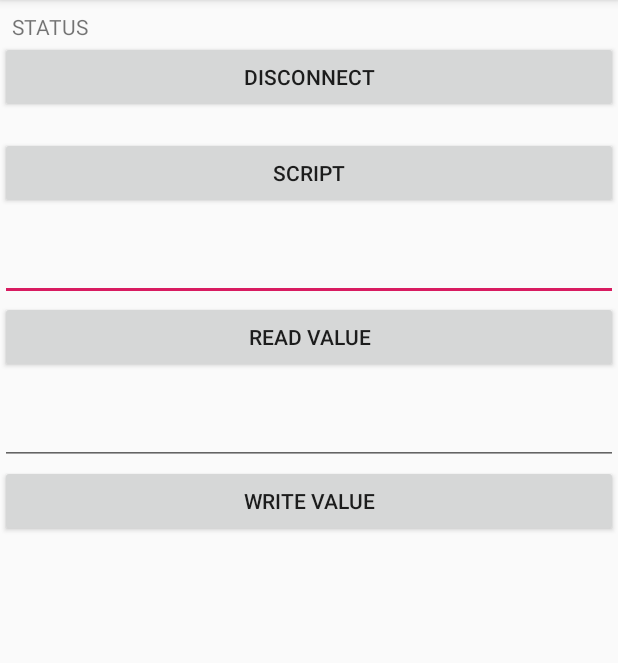
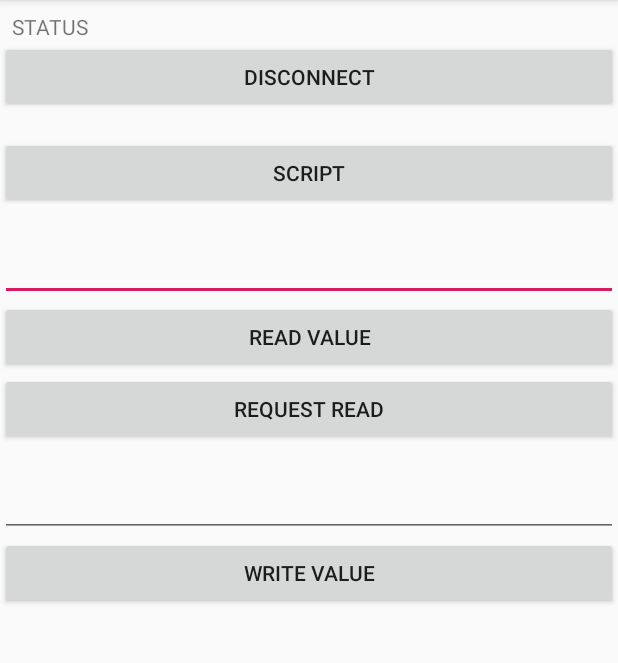
Before and after one commit to savejeff/Simple_Android_BLE_Example, an Android app: the screen it shows after launch (Main2Activity), on a phone screen of 412 x 824 dp, the part 84-747 px from its top. Run offline under Robolectric (Android 15) with nearby library versions, the phone set to English and light mode, and no system bars.

Commit message:
UART RX and TX working -> USE THIS TO BRANCH for EXAMPLE

```diff
--- a/app/src/main/java/com/example/test_ble/Main2Activity.java
+++ b/app/src/main/java/com/example/test_ble/Main2Activity.java
@@ -30,7 +30,8 @@ public class Main2Activity extends AppCompatActivity {
 
 
     String TAG = "BLE";
-    String YOUR_DEVICE_NAME = "BlueJeff";
+    //String YOUR_DEVICE_NAME = "BlueJeff";
+    String YOUR_DEVICE_NAME = "UART Service";
 
     //Bluetooth's variables
     BluetoothAdapter bluetoothAdapter;
@@ -50,9 +51,23 @@ public class Main2Activity extends AppCompatActivity {
     //final UUID DESCRIPTOR_UUID_ID = UUID.fromString("ec6e1003-884b-4a1c-850f-1cfce9cf6567");
     //final UUID SERVICE_UUID = UUID.fromString("6E400001-B5A3-F393-E0A9-E50E24DCCA9E");
     //final UUID CHARACTERISTIC_UUID_ID = UUID.fromString("6E400003-B5A3-F393-E0A9-E50E24DCCA9E");
-    final UUID SERVICE_UUID = UUID.fromString("4fafc201-1fb5-459e-8fcc-c5c9c331914b");
-    final UUID CHARACTERISTIC_UUID_ID = UUID.fromString("beb5483e-36e1-4688-b7f5-ea07361b26a8");
-    //final UUID DESCRIPTOR_UUID_ID = UUID.fromString("ec6e1003-884b-4a1c-850f-1cfce9cf6567");
+
+
+    //Test_ESP_BLE_server
+    //final UUID SERVICE_UUID = UUID.fromString("4fafc201-1fb5-459e-8fcc-c5c9c331914b");
+    //final UUID CHARACTERISTIC_UUID_ID = UUID.fromString("beb5483e-36e1-4688-b7f5-ea07361b26a8");
+
+
+
+    //Test_ESP_BLE_uart
+    final UUID SERVICE_UUID = UUID.fromString("6E400001-B5A3-F393-E0A9-E50E24DCCA9E");
+    //final UUID CHARACTERISTIC_UUID_ID = UUID.fromString("6E400003-B5A3-F393-E0A9-E50E24DCCA9E"); //TX
+    final UUID CHARACTERISTIC_UUID_ID = UUID.fromString("6E400002-B5A3-F393-E0A9-E50E24DCCA9E"); //RX
+
+    final UUID DESCRIPTOR_UUID_ID = UUID.fromString("00002902-0000-1000-8000-00805f9b34fb");
+
+
+
 
 
     TextView TV_Out;
@@ -135,6 +150,15 @@ public class Main2Activity extends AppCompatActivity {
 
         ((EditText) findViewById(R.id.ET_Value_Out)).setText("Result: '" + value_string + "'");
 
+    }
+
+
+
+    public void B_RQST_ReadValue_onClick(View v)
+    {
+        Log.e(TAG, "RQST Read Value");
+
+        gattClient.readCharacteristic(characteristic);
     }
 
     public void B_WriteValue_onClick(View v)
@@ -277,11 +301,24 @@ public class Main2Activity extends AppCompatActivity {
             Log.e(TAG,"onServicesDiscovered() getting characteristic");
             characteristic = service.getCharacteristic(CHARACTERISTIC_UUID_ID);
 
-            Log.e(TAG,"onServicesDiscovered() requesting read of characteristic");
-            gatt.readCharacteristic(characteristic);
+            //Log.e(TAG,"onServicesDiscovered() requesting read of characteristic");
+            //gatt.readCharacteristic(characteristic);
 
             Log.e(TAG,"onServicesDiscovered() enable Notification on characteristic");
             gatt.setCharacteristicNotification(characteristic, true);
+
+
+            //Enable Notification for UART TX
+            BluetoothGattDescriptor _descriptor = characteristic.getDescriptor(DESCRIPTOR_UUID_ID);
+            if(_descriptor != null) {
+                Log.e(TAG, "onServicesDiscovered() Write to Descriptor ENABLE_NOTIFICATION_VALUE");
+                _descriptor.setValue(BluetoothGattDescriptor.ENABLE_NOTIFICATION_VALUE);
+                gatt.writeDescriptor(_descriptor);
+            }
+            else
+            {
+                Log.e(TAG, "onServicesDiscovered() descriptor == null");
+            }
 
             Log.e(TAG, "onServicesDiscovered(): Permissions=" + characteristic.getPermissions());
 
@@ -351,6 +388,8 @@ public class Main2Activity extends AppCompatActivity {
             else
                 Log.e(TAG,"onServicesDiscovered() Value=\"" + value_string + "\"");
 
+            //write to characteristic
+            /*
             if(value_string != null) {
                 Log.e(TAG, "onServicesDiscovered() setting value");
                 characteristic.setValue("Hallo this is GalaxyJeff");
@@ -358,10 +397,8 @@ public class Main2Activity extends AppCompatActivity {
                 Log.e(TAG, "onServicesDiscovered() sending characteristic");
                 gatt.writeCharacteristic(characteristic);
             }
+             */
 
-            //BluetoothGattDescriptor descriptor = characteristicID.getDescriptor(DESCRIPTOR_UUID_ID);
-            //descriptor.setValue(BluetoothGattDescriptor.ENABLE_NOTIFICATION_VALUE);
-            //gatt.writeDescriptor(descriptor);
         }
 
         @Override
--- a/app/src/main/res/layout/activity_main2.xml
+++ b/app/src/main/res/layout/activity_main2.xml
@@ -50,12 +50,21 @@
             android:id="@+id/ET_Value_Out"
             />
 
+
         <Button
             android:layout_width="match_parent"
             android:layout_height="wrap_content"
             android:text="Read Value"
             android:id="@+id/B_ReadValue"
             android:onClick="B_ReadValue_onClick"/>
+
+        <Button
+            android:layout_width="match_parent"
+            android:layout_height="wrap_content"
+            android:text="Request Read"
+            android:id="@+id/B_RQST_ReadValue"
+            android:onClick="B_RQST_ReadValue_onClick"/>
+
 
 
 
```
